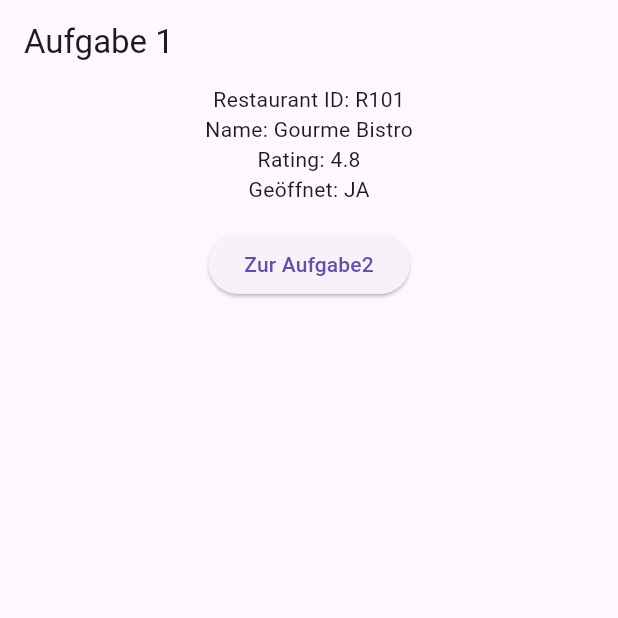
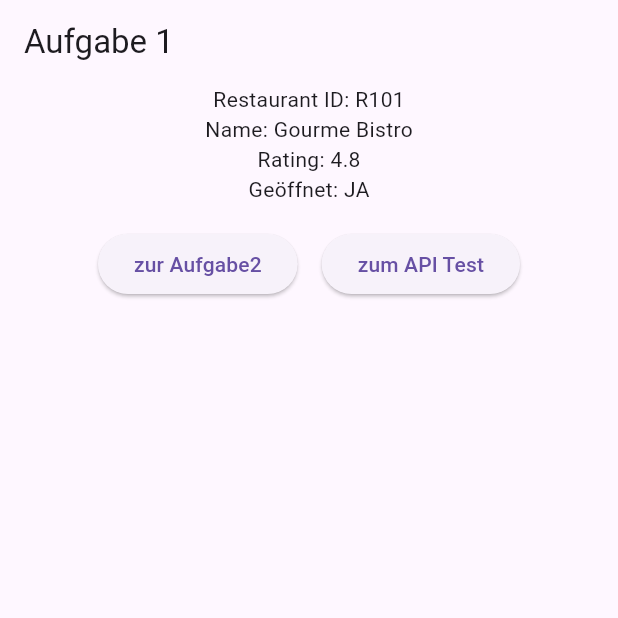
Before and after one commit to FrancescBrau/json_bonus_tasksheet, a Flutter app: the screen it shows after launch, on a phone screen of 412 x 824 dp, the top half of it. Run offline on Flutter 3.47's test engine with Material 3 defaults, Android fonts, the phone set to English and light mode, and no system bars.

Commit message:
last commit

```diff
--- a/lib/aufgabe1.dart
+++ b/lib/aufgabe1.dart
@@ -1,4 +1,5 @@
 import 'package:flutter/material.dart';
+import 'package:json_bonus_tasksheet/apitest.dart';
 import 'dart:convert';
 
 import 'package:json_bonus_tasksheet/aufgabe2.dart';
@@ -33,15 +34,33 @@ class Aufgabe1 extends StatelessWidget {
 
               //Einrichtung einer Schaltfläche, um zu Aufgabe 2 zu gelangen
 
+              //die neuen Schaltflächen sind in einer Reihe angeordnet, um auf die neuen Bildschirme zuzugreifen.
+
               const SizedBox(height: 16),
+              Row(
+                mainAxisAlignment: MainAxisAlignment.center,
+                children: [
                   ElevatedButton(
                       onPressed: () {
                         Navigator.push(
                           context,
-                      MaterialPageRoute(builder: (context) => const Aufgabe2()),
+                          MaterialPageRoute(
+                              builder: (context) => const Aufgabe2()),
                         );
                       },
-                  child: const Text('Zur Aufgabe2')),
+                      child: const Text('zur Aufgabe2')),
+                  const SizedBox(width: 16),
+                  ElevatedButton(
+                      onPressed: () {
+                        Navigator.push(
+                          context,
+                          MaterialPageRoute(
+                              builder: (context) => const ApiTest1()),
+                        );
+                      },
+                      child: const Text('zum API Test'))
+                ],
+              ),
             ],
           ),
         ));
--- a/lib/main.dart
+++ b/lib/main.dart
@@ -1,4 +1,5 @@
 import 'package:flutter/material.dart';
+import 'package:json_bonus_tasksheet/apitest.dart';
 import 'package:json_bonus_tasksheet/aufgabe1.dart';
 import 'package:json_bonus_tasksheet/aufgabe2.dart';
 
@@ -10,8 +11,10 @@ class MainApp extends StatelessWidget {
   const MainApp({super.key});
 
 //Änderungen für Ausgabe 2
+//Änderung für Ausgabe 3
 
 //Routing der Bildschirme Aufgabe 1 und Aufgabe 2
+// Routing der Beldschrime Aufgabe 1, 2 und API Test
 
   @override
   Widget build(BuildContext context) {
@@ -20,6 +23,7 @@ class MainApp extends StatelessWidget {
       routes: {
         '/1': (context) => const Aufgabe1(),
         '/2': (context) => const Aufgabe2(),
+        '/3': (context) => const ApiTest1(),
       },
     );
   }
```
Also changed, not shown: lib/aufgabe2.dart (+22 -2 lines). Lines whose indentation alone changed are shown as unchanged.
